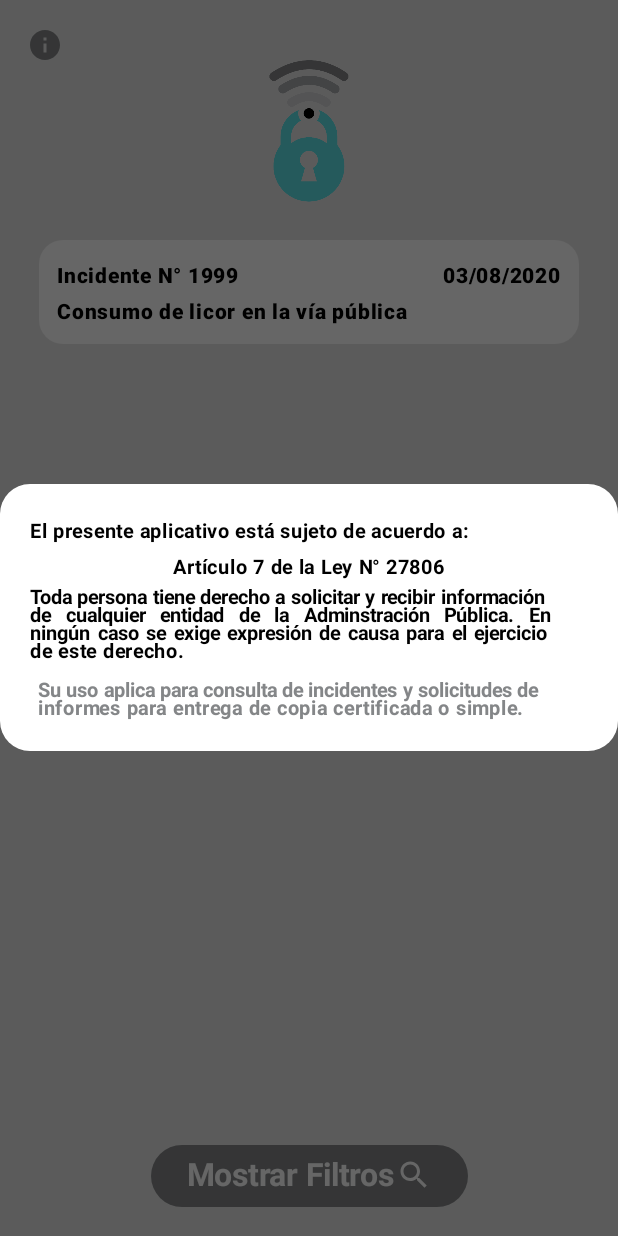
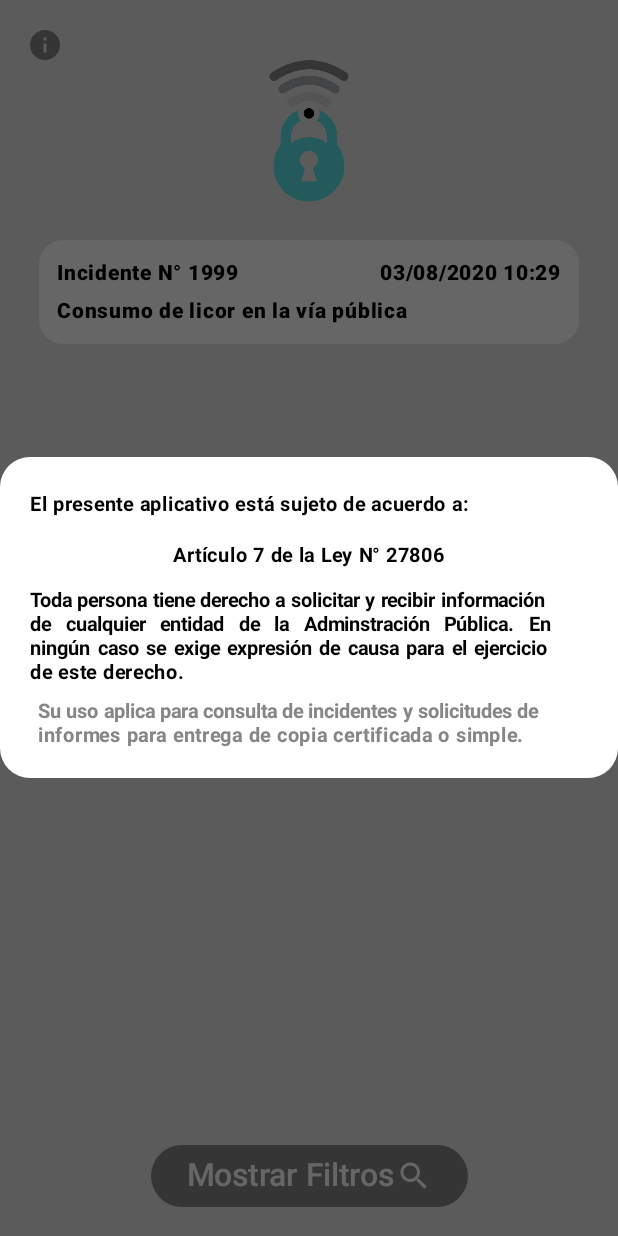
Before and after one commit to RacoonDevRock/OpenCMTApp, an Android app built with Jetpack Compose: the ResearchScreen screen opened through its navigation route, after a tap on "Información sobre incidentes", on a phone screen of 412 x 824 dp. Run offline under Robolectric (Android 15) with nearby library versions, the phone set to English and light mode, and no system bars.

Commit message:
feature/refactoring-files

```diff
--- a/app/src/main/java/com/cmt/openapp/MainActivity.kt
+++ b/app/src/main/java/com/cmt/openapp/MainActivity.kt
@@ -4,30 +4,18 @@ import android.os.Bundle
 import androidx.activity.ComponentActivity
 import androidx.activity.compose.setContent
 import androidx.activity.enableEdgeToEdge
-import androidx.activity.viewModels
 import androidx.compose.foundation.layout.fillMaxSize
 import androidx.compose.foundation.layout.padding
 import androidx.compose.material3.Scaffold
 import androidx.compose.runtime.Composable
 import androidx.compose.ui.Modifier
 import androidx.compose.ui.tooling.preview.Preview
-import androidx.navigation.compose.NavHost
-import androidx.navigation.compose.composable
 import androidx.navigation.compose.rememberNavController
-import com.cmt.openapp.model.Routes
 import com.cmt.openapp.navigation.AppNavGraph
-import com.cmt.openapp.viewmodel.SearchViewModel
-import com.cmt.openapp.ui.incident.DetailIncidentScreen
-import com.cmt.openapp.ui.home.HomeScreen
-import com.cmt.openapp.ui.report.ReportScreen
-import com.cmt.openapp.ui.research.ResearchScreen
 import com.cmt.openapp.network.CheckInternetScreen
 import com.cmt.openapp.ui.theme.OpenAppTheme
 
 class MainActivity : ComponentActivity() {
-
-    private val searchViewModel: SearchViewModel by viewModels()
-
     override fun onCreate(savedInstanceState: Bundle?) {
         super.onCreate(savedInstanceState)
         enableEdgeToEdge()
--- a/app/src/main/java/com/cmt/openapp/navigation/Navigation.kt
+++ b/app/src/main/java/com/cmt/openapp/navigation/Navigation.kt
@@ -16,7 +16,7 @@ import com.cmt.openapp.ui.research.ResearchScreen
 fun AppNavGraph(
     modifier: Modifier,
     navController: NavHostController,
-    startDestination: String = Routes.ResearchScreen.route,
+    startDestination: String = Routes.ReportScreen.route,
 ) {
     NavHost(navController = navController, startDestination = startDestination) {
         addHomeRoute(modifier, navController)
--- /dev/null
+++ b/app/src/main/java/com/cmt/openapp/ui/buttonNavigate/MyButton.kt
@@ -0,0 +1,41 @@
+package com.cmt.openapp.ui.buttonNavigate
+
+import androidx.compose.foundation.layout.Arrangement
+import androidx.compose.foundation.layout.Row
+import androidx.compose.material3.Button
+import androidx.compose.material3.ButtonDefaults
+import androidx.compose.material3.Icon
+import androidx.compose.material3.MaterialTheme
+import androidx.compose.material3.Text
+import androidx.compose.runtime.Composable
+import androidx.compose.ui.Alignment
+import androidx.compose.ui.Modifier
+import androidx.compose.ui.graphics.Color
+import androidx.compose.ui.graphics.vector.ImageVector
+import androidx.compose.ui.unit.sp
+
+@Composable
+fun MyButton(
+    navigate: () -> Unit,
+    textButton: String,
+    myIconButton: ImageVector,
+    modifier: Modifier = Modifier,
+) {
+    Button(
+        onClick = {
+            navigate()
+        },
+        modifier = modifier,
+        colors = ButtonDefaults.buttonColors(
+            containerColor = MaterialTheme.colorScheme.tertiary
+        )
+    ) {
+        Row(
+            verticalAlignment = Alignment.CenterVertically,
+            horizontalArrangement = Arrangement.Center
+        ) {
+            Text(text = textButton, fontSize = 21.sp, color = Color.White)
+            Icon(myIconButton, contentDescription = "navigate", tint = Color.White)
+        }
+    }
+}
--- /dev/null
+++ b/app/src/main/java/com/cmt/openapp/ui/dialog/InfoContent.kt
@@ -0,0 +1,78 @@
+package com.cmt.openapp.ui.dialog
+
+import androidx.compose.foundation.background
+import androidx.compose.foundation.layout.Box
+import androidx.compose.foundation.layout.Column
+import androidx.compose.foundation.layout.Spacer
+import androidx.compose.foundation.layout.fillMaxWidth
+import androidx.compose.foundation.layout.height
+import androidx.compose.foundation.layout.padding
+import androidx.compose.foundation.shape.RoundedCornerShape
+import androidx.compose.material3.MaterialTheme
+import androidx.compose.material3.Text
+import androidx.compose.runtime.Composable
+import androidx.compose.ui.Alignment
+import androidx.compose.ui.Modifier
+import androidx.compose.ui.res.stringResource
+import androidx.compose.ui.text.font.FontWeight
+import androidx.compose.ui.text.style.TextAlign
+import androidx.compose.ui.unit.dp
+import androidx.compose.ui.unit.sp
+import androidx.compose.ui.window.Dialog
+import com.cmt.openapp.R
+
+@Composable
+fun TopDialogSheet(onDismissRequest: () -> Unit, content: @Composable () -> Unit) {
+    Dialog(onDismissRequest = onDismissRequest) {
+        Box(
+            modifier = Modifier
+                .fillMaxWidth()
+                .background(MaterialTheme.colorScheme.secondaryContainer, RoundedCornerShape(20.dp))
+                .padding(20.dp)
+        ) {
+            content()
+        }
+    }
+}
+
+@Composable
+fun InfoContent() {
+    Column(Modifier.fillMaxWidth(), horizontalAlignment = Alignment.CenterHorizontally) {
+        Text(
+            text = stringResource(id = R.string.header_info_app),
+            color = MaterialTheme.colorScheme.primary,
+            fontWeight = FontWeight.Bold,
+            fontSize = 13.sp,
+            modifier = Modifier.align(Alignment.Start)
+        )
+        Spacer(modifier = Modifier.height(10.dp))
+        Text(
+            text = stringResource(id = R.string.n_law_info_app),
+            color = MaterialTheme.colorScheme.primary,
+            fontWeight = FontWeight.Bold,
+            fontSize = 13.sp
+        )
+        Spacer(modifier = Modifier.height(10.dp))
+
+        Text(
+            text = stringResource(id = R.string.body_info_app),
+            color = MaterialTheme.colorScheme.primary,
+            fontWeight = FontWeight.Bold,
+            fontSize = 13.sp,
+            textAlign = TextAlign.Justify,
+            lineHeight = 16.sp
+        )
+
+        Spacer(modifier = Modifier.height(10.dp))
+
+        Text(
+            text = stringResource(id = R.string.footer_info_app),
+            color = MaterialTheme.colorScheme.tertiary,
+            fontWeight = FontWeight.Bold,
+            fontSize = 13.sp,
+            textAlign = TextAlign.Justify,
+            lineHeight = 16.sp,
+            modifier = Modifier.padding(horizontal = 5.dp)
+        )
+    }
+}
--- a/app/src/main/java/com/cmt/openapp/ui/home/HomeScreen.kt
+++ b/app/src/main/java/com/cmt/openapp/ui/home/HomeScreen.kt
@@ -6,9 +6,6 @@ import androidx.compose.foundation.layout.*
 import androidx.compose.foundation.shape.RoundedCornerShape
 import androidx.compose.material.icons.Icons
 import androidx.compose.material.icons.filled.PlayArrow
-import androidx.compose.material3.Button
-import androidx.compose.material3.ButtonDefaults
-import androidx.compose.material3.Icon
 import androidx.compose.material3.MaterialTheme
 import androidx.compose.material3.Text
 import androidx.compose.runtime.Composable
@@ -16,8 +13,6 @@ import androidx.compose.runtime.remember
 import androidx.compose.ui.Alignment
 import androidx.compose.ui.Modifier
 import androidx.compose.ui.draw.clip
-import androidx.compose.ui.graphics.Color
-import androidx.compose.ui.graphics.vector.ImageVector
 import androidx.compose.ui.res.painterResource
 import androidx.compose.ui.res.stringResource
 import androidx.compose.ui.text.font.FontWeight
@@ -27,8 +22,8 @@ import androidx.compose.ui.unit.sp
 import androidx.navigation.NavHostController
 import com.cmt.openapp.R
 import com.cmt.openapp.model.Routes
+import com.cmt.openapp.ui.buttonNavigate.MyButton
 
-//@Preview(showSystemUi = true)
 @Composable
 fun HomeScreen(modifier: Modifier, navigationController: NavHostController) {
     val navigateToResearch = remember { Routes.ResearchScreen.route }
@@ -83,7 +78,7 @@ fun InfoSection(modifier: Modifier, navigate: () -> Unit) {
                 modifier = Modifier.padding(horizontal = 50.dp)
             )
             Spacer(modifier = Modifier.height(40.dp))
-            MyButtonNavigate(
+            MyButton(
                 navigate,
                 stringResource(id = R.string.home_button),
                 Icons.Default.PlayArrow
@@ -91,18 +86,3 @@ fun InfoSection(modifier: Modifier, navigate: () -> Unit) {
         }
     }
 }
-
-@Composable
-fun MyButtonNavigate(navigate: () -> Unit, textButton: String, myIconButton: ImageVector) {
-    Button(
-        onClick = {
-            navigate()
-        },
-        colors = ButtonDefaults.buttonColors(containerColor = MaterialTheme.colorScheme.tertiary),
-    ) {
-        Row() {
-            Text(text = textButton, fontSize = 21.sp, color = Color.White)
-            Icon(myIconButton, contentDescription = "navigate", tint = Color.White)
-        }
-    }
-}
--- a/app/src/main/java/com/cmt/openapp/ui/incident/DetailIncidentScreen.kt
+++ b/app/src/main/java/com/cmt/openapp/ui/incident/DetailIncidentScreen.kt
@@ -34,12 +34,11 @@ import androidx.compose.ui.unit.sp
 import androidx.navigation.NavHostController
 import com.cmt.openapp.R
 import com.cmt.openapp.model.Routes
-import com.cmt.openapp.ui.home.MyButtonNavigate
+import com.cmt.openapp.ui.buttonNavigate.MyButton
+import com.cmt.openapp.ui.dialog.InfoContent
+import com.cmt.openapp.ui.dialog.TopDialogSheet
 import com.cmt.openapp.ui.research.HeaderSection
-import com.cmt.openapp.ui.research.InfoContent
-import com.cmt.openapp.ui.research.TopDialogSheet
 
-//@Preview(showSystemUi = true, device = "spec:width=412dp,height=915dp,dpi=420")
 @Composable
 fun DetailIncidentScreen(modifier: Modifier, navigationController: NavHostController) {
     var isTopDialogVisible by rememberSaveable { mutableStateOf(false) }
@@ -130,7 +129,7 @@ fun RequestedBox(navigate: () -> Unit) {
                     .align(Alignment.CenterHorizontally)
             )
             Spacer(modifier = Modifier.height(25.dp))
-            MyButtonNavigate(
+            MyButton(
                 navigate,
                 stringResource(id = R.string.previous_button_report),
                 Icons.Default.FilePresent
--- a/app/src/main/java/com/cmt/openapp/ui/report/ReportScreen.kt
+++ b/app/src/main/java/com/cmt/openapp/ui/report/ReportScreen.kt
@@ -1,6 +1,7 @@
 package com.cmt.openapp.ui.report
 
 import androidx.compose.foundation.background
+import androidx.compose.foundation.gestures.scrollable
 import androidx.compose.foundation.layout.Arrangement
 import androidx.compose.foundation.layout.Box
 import androidx.compose.foundation.layout.Column
@@ -9,7 +10,10 @@ import androidx.compose.foundation.layout.fillMaxSize
 import androidx.compose.foundation.layout.fillMaxWidth
 import androidx.compose.foundation.layout.height
 import androidx.compose.foundation.layout.padding
+import androidx.compose.foundation.rememberScrollState
 import androidx.compose.foundation.shape.RoundedCornerShape
+import androidx.compose.foundation.text.KeyboardOptions
+import androidx.compose.foundation.verticalScroll
 import androidx.compose.material.icons.Icons
 import androidx.compose.material.icons.filled.FilePresent
 import androidx.compose.material3.MaterialTheme
@@ -27,18 +31,19 @@ import androidx.compose.ui.draw.clip
 import androidx.compose.ui.graphics.Color
 import androidx.compose.ui.res.stringResource
 import androidx.compose.ui.text.font.FontWeight
+import androidx.compose.ui.text.input.KeyboardType
 import androidx.compose.ui.text.style.TextAlign
 import androidx.compose.ui.unit.dp
 import androidx.compose.ui.unit.sp
+import androidx.core.app.NotificationCompat.MessagingStyle.Message
 import androidx.navigation.NavHostController
 import com.cmt.openapp.R
 import com.cmt.openapp.model.Routes
+import com.cmt.openapp.ui.buttonNavigate.MyButton
+import com.cmt.openapp.ui.dialog.InfoContent
+import com.cmt.openapp.ui.dialog.TopDialogSheet
 import com.cmt.openapp.ui.research.HeaderSection
-import com.cmt.openapp.ui.research.InfoContent
-import com.cmt.openapp.ui.home.MyButtonNavigate
-import com.cmt.openapp.ui.research.TopDialogSheet
 
-//@Preview(showSystemUi = true)
 @Composable
 fun ReportScreen(modifier: Modifier, navigationController: NavHostController) {
     var isTopDialogVisible by rememberSaveable { mutableStateOf(false) }
@@ -81,8 +86,8 @@ fun BoxRequest(modifier: Modifier, navigate: () -> Unit) {
         ) {
             RequestHeader(Modifier.align(Alignment.CenterHorizontally))
             RequestForm()
-            MyButtonNavigate(
-                navigate,
+            MyButton(
+                { navigate() },
                 stringResource(id = R.string.report_button),
                 Icons.Default.FilePresent
             )
@@ -92,14 +97,25 @@ fun BoxRequest(modifier: Modifier, navigate: () -> Unit) {
 
 @Composable
 fun RequestForm() {
+    // Estados para cada campo de texto
+    var name by rememberSaveable { mutableStateOf("") }
+    var idt by rememberSaveable { mutableStateOf("") }
+    var address by rememberSaveable { mutableStateOf("") }
+    var city by rememberSaveable { mutableStateOf("") }
+    var email by rememberSaveable { mutableStateOf("") }
+    var phone by rememberSaveable { mutableStateOf("") }
+    var motive by rememberSaveable { mutableStateOf("") }
+
     Column(horizontalAlignment = Alignment.CenterHorizontally) {
-        TextFieldRequest(stringResource(id = R.string.name_field_report), "") {}
-        TextFieldRequest(stringResource(id = R.string.id_field_report), "") {}
-        TextFieldRequest(stringResource(id = R.string.address_field_report), "") {}
-        TextFieldRequest(stringResource(id = R.string.city_field_report), "") {}
-        TextFieldRequest(stringResource(id = R.string.email_field_report), "") {}
-        TextFieldRequest(stringResource(id = R.string.phone_field_report), "") {}
-        TextFieldRequest(stringResource(id = R.string.motive_field_report), "") {}
+        TextFieldRequest(stringResource(id = R.string.name_field_report), name, { name = it }, KeyboardType.Text)
+        TextFieldRequest(stringResource(id = R.string.id_field_report), idt, { idt = it }, KeyboardType.Number)
+        TextFieldRequest(stringResource(id = R.string.address_field_report), address, { address = it }, KeyboardType.Text)
+        TextFieldRequest(stringResource(id = R.string.city_field_report), city, { city = it }, KeyboardType.Text)
+        TextFieldRequest(stringResource(id = R.string.email_field_report), email, { email = it }, KeyboardType.Email)
+        TextFieldRequest(stringResource(id = R.string.phone_field_report), phone, {
+            if (it.length <= 9) phone = it // valir que cumple con phone.matches(Regex("^9\\d{8}$")) para habilitar el boton
+        }, KeyboardType.Number)
+        TextFieldRequest(stringResource(id = R.string.motive_field_report), motive, { motive = it }, KeyboardType.Text)
     }
 }
 
@@ -126,7 +142,7 @@ fun RequestHeader(modifier: Modifier) {
 }
 
 @Composable
-fun TextFieldRequest(label: String, value: String, onValueChange: (String) -> Unit) {
+fun TextFieldRequest(label: String, value: String, onValueChange: (String) -> Unit, keyboardType: KeyboardType) {
     TextField(
         value = value,
         onValueChange = onValueChange,
@@ -134,9 +150,8 @@ fun TextFieldRequest(label: String, value: String, onValueChange: (String) -> Un
             Text(
                 text = label,
                 fontWeight = FontWeight.ExtraBold,
-                modifier = Modifier.padding(start = 4.dp),
                 fontSize = 14.sp,
-                color = Color(0xFF848688)
+                color = MaterialTheme.colorScheme.tertiary
             )
         },
         modifier = Modifier
@@ -147,10 +162,14 @@ fun TextFieldRequest(label: String, value: String, onValueChange: (String) -> Un
             unfocusedContainerColor = Color.White,
             unfocusedTextColor = MaterialTheme.colorScheme.tertiary,
             unfocusedTrailingIconColor = MaterialTheme.colorScheme.tertiary,
-            focusedTrailingIconColor = MaterialTheme.colorScheme.tertiary,
+            focusedTextColor = MaterialTheme.colorScheme.primary,
+            focusedTrailingIconColor = MaterialTheme.colorScheme.primary,
             focusedIndicatorColor = Color.Transparent,
-            unfocusedIndicatorColor = Color.Transparent
+            unfocusedIndicatorColor = Color.Transparent,
         ),
-        shape = RoundedCornerShape(25.dp)
+        keyboardOptions = KeyboardOptions(keyboardType = keyboardType),
+        shape = RoundedCornerShape(25.dp),
+        maxLines = 1,
+        singleLine = true
     )
 }
--- a/app/src/main/java/com/cmt/openapp/ui/research/ResearchScreen.kt
+++ b/app/src/main/java/com/cmt/openapp/ui/research/ResearchScreen.kt
@@ -23,22 +23,20 @@ import androidx.compose.ui.platform.LocalContext
 import androidx.compose.ui.res.painterResource
 import androidx.compose.ui.res.stringResource
 import androidx.compose.ui.text.font.FontWeight
-import androidx.compose.ui.text.style.TextAlign
 import androidx.compose.ui.unit.dp
 import androidx.compose.ui.unit.sp
-import androidx.compose.ui.window.Dialog
 import androidx.navigation.NavHostController
 import com.cmt.openapp.R
 import com.cmt.openapp.model.Routes
+import com.cmt.openapp.ui.buttonNavigate.MyButton
+import com.cmt.openapp.ui.dialog.InfoContent
+import com.cmt.openapp.ui.dialog.TopDialogSheet
 import com.cmt.openapp.viewmodel.SearchViewModel
-import com.cmt.openapp.ui.home.MyButtonNavigate
-import com.cmt.openapp.ui.loading.LoadingScreen
 import java.util.*
 
-//@Preview(showSystemUi = true)
 @Composable
 fun ResearchScreen(
-    modifier: Modifier,
+    modifier: Modifier = Modifier,
     viewModel: SearchViewModel = SearchViewModel(),
     navigationController: NavHostController,
 ) {
@@ -51,7 +49,9 @@ fun ResearchScreen(
 //        }
 //    }
 
-    Box(modifier = modifier.fillMaxSize()) {
+    Box(modifier = modifier
+        .fillMaxSize()
+        .padding(bottom = 16.dp)) {
         Column(modifier = Modifier.fillMaxSize()) {
             HeaderSection {
                 if (!isBottomSheetVisible) {
@@ -70,7 +70,7 @@ fun ResearchScreen(
                 items(1) {
                     IncidentBox({
                         navigationController.navigate(Routes.DetailIncidentScreen.route)
-                    }, "1999", "03/08/2020", "Consumo de licor en la vía pública")
+                    }, "1999", "03/08/2020", "10:29", "Consumo de licor en la vía pública")
                 }
             }
 
@@ -85,35 +85,17 @@ fun ResearchScreen(
             }
         }
 
-        BottomButton(
-            onClick = {
+        MyButton(
+            navigate = {
                 if (!isTopDialogVisible) {
                     isBottomSheetVisible = true
                 }
             },
-            Modifier.align(Alignment.BottomCenter)
+            textButton = "Mostrar Filtros",
+            myIconButton = Icons.Default.Search,
+            modifier = Modifier.align(Alignment.BottomCenter)
         )
 
-    }
-}
-
-@Composable
-fun BottomButton(onClick: () -> Unit, modifier: Modifier) {
-    Button(
-        onClick = { onClick() },
-        modifier = modifier
-            .padding(16.dp),
-        colors = ButtonDefaults.buttonColors(containerColor = MaterialTheme.colorScheme.tertiary)
-    ) {
-        Row(horizontalArrangement = Arrangement.SpaceBetween) {
-            Text(
-                text = stringResource(id = R.string.message_filter),
-                fontSize = 21.sp,
-                fontWeight = FontWeight.Bold,
-                color = Color.White
-            )
-            Icon(Icons.Default.Search, contentDescription = "navigate", tint = Color.White)
-        }
     }
 }
 
@@ -129,67 +111,6 @@ fun BottomSheetWithContent(viewModel: SearchViewModel, onDismiss: () -> Unit) {
         shape = RoundedCornerShape(topStart = 110.dp, topEnd = 110.dp)
     ) {
         BottomSheetContent(viewModel)
-    }
-}
-
-@Composable
-fun TopDialogSheet(onDismissRequest: () -> Unit, content: @Composable () -> Unit) {
-    Dialog(onDismissRequest = onDismissRequest) {
-        // Este Box asegura que el diálogo se muestre en la parte superior
-        Box(
-            modifier = Modifier
-                .fillMaxWidth()
-                .clip(RoundedCornerShape(20.dp))
-                .background(MaterialTheme.colorScheme.secondaryContainer)
-                .padding(20.dp)
-        ) {
-            content()
-        }
-    }
-}
-
-@Composable
-fun InfoContent() {
-    Box(
-        Modifier
-            .fillMaxWidth()
-    ) {
-        Column(horizontalAlignment = Alignment.CenterHorizontally) {
-            Text(
-                text = "El presente aplicativo está sujeto de acuerdo a:",
-                color = MaterialTheme.colorScheme.primary,
-                fontWeight = FontWeight.Bold,
-                fontSize = 13.sp,
-                modifier = Modifier.align(Alignment.Start)
-            )
-            Text(
-                text = "Artículo 7 de la Ley N° 27806",
-                color = MaterialTheme.colorScheme.primary,
-                fontWeight = FontWeight.Bold,
-                fontSize = 13.sp
-            )
-
-            Text(
-                text = "Toda persona tiene derecho a solicitar y recibir información de cualquier entidad de la Adminstración Pública. En ningún caso se exige expresión de causa para el ejercicio de este derecho.",
-                color = MaterialTheme.colorScheme.primary,
-                fontWeight = FontWeight.Bold,
-                fontSize = 13.sp,
-                textAlign = TextAlign.Justify,
-                lineHeight = 12.sp
-            )
-
-            Spacer(modifier = Modifier.height(10.dp))
-
-            Text(
-                text = "Su uso aplica para consulta de incidentes y solicitudes de informes para entrega de copia certificada o simple.",
-                color = MaterialTheme.colorScheme.tertiary,
-                fontWeight = FontWeight.Bold,
-                fontSize = 13.sp,
-                textAlign = TextAlign.Justify,
-                lineHeight = 12.sp,
-                modifier = Modifier.padding(horizontal = 5.dp)
-            )
-        }
     }
 }
 
@@ -251,7 +172,7 @@ fun BottomSheetContent(viewModel: SearchViewModel = SearchViewModel()) {
             options = accidentTypeOptions
         )
 
-        MyButtonNavigate(
+        MyButton(
             { /* Acciones cuando se filtra */ },
             stringResource(id = R.string.filter_button),
             Icons.Default.Search
@@ -314,8 +235,6 @@ fun DropdownMenuField(
             onDismissRequest = { expanded = false },
             modifier = Modifier
                 .fillMaxWidth()
-//                .background(MaterialTheme.colorScheme.primaryContainer) // Color de fondo personalizado
-//                .clip(RoundedCornerShape(10.dp)) // Bordes redondeados
         ) {
             options.forEach { option ->
                 DropdownMenuItem(
@@ -365,6 +284,7 @@ fun IncidentBox(
     navigate: () -> Unit,
     numberIncident: String,
     dateIncident: String,
+    hourIncident: String,
     motiveIncident: String,
 ) {
     Box(
@@ -390,6 +310,7 @@ fun IncidentBox(
                     fontWeight = FontWeight.ExtraBold,
                     fontSize = 14.sp,
                     color = Color.Black,
+                    lineHeight = 20.sp
                 )
                 Spacer(modifier = Modifier.weight(1f))
                 Text(
@@ -397,13 +318,24 @@ fun IncidentBox(
                     fontWeight = FontWeight.ExtraBold,
                     fontSize = 14.sp,
                     color = Color.Black,
+                    lineHeight = 20.sp
+                )
+                Text(
+                    text = hourIncident,
+                    fontWeight = FontWeight.ExtraBold,
+                    fontSize = 14.sp,
+                    color = Color.Black,
+                    lineHeight = 20.sp,
+                    modifier = Modifier.padding(start = 3.dp)
                 )
             }
+            Spacer(modifier = Modifier.weight(1f))
             Text(
                 text = motiveIncident,
                 fontWeight = FontWeight.ExtraBold,
                 fontSize = 14.sp,
                 color = Color.Black,
+                lineHeight = 20.sp,
                 modifier = Modifier
                     .fillMaxWidth()
             )
--- a/app/src/main/res/values/strings.xml
+++ b/app/src/main/res/values/strings.xml
@@ -5,6 +5,12 @@
     <!-- Home String -->
     <string name="home_description">Conoce sobre los incidentes y solicita informes detallados</string>
     <string name="home_button">Comenzar</string>
+
+    <!-- Info String -->
+    <string name="header_info_app">El presente aplicativo está sujeto de acuerdo a:</string>
+    <string name="n_law_info_app">Artículo 7 de la Ley N° 27806</string>
+    <string name="body_info_app">Toda persona tiene derecho a solicitar y recibir información de cualquier entidad de la Adminstración Pública. En ningún caso se exige expresión de causa para el ejercicio de este derecho.</string>
+    <string name="footer_info_app">Su uso aplica para consulta de incidentes y solicitudes de informes para entrega de copia certificada o simple.</string>
 
     <!-- Filter String -->
     <string name="message_filter">Mostrar Filtros</string>
```
